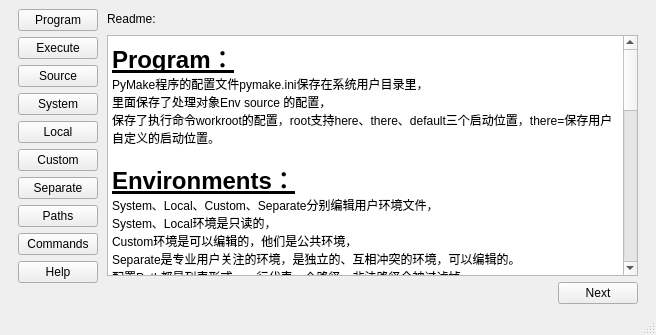
Before: the Qt Designer form tools/pyedit/mainwindow.ui in AbelTian/PyMake, drawn with Qt 5.
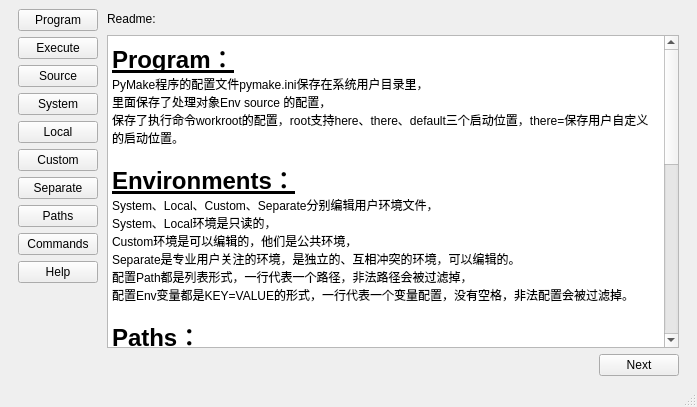
After: the same form once the commit is applied. The open tabs and pages were chosen to show the change.

Commit message: update pyedit window.

Patch:
```diff
--- a/tools/pyedit/mainwindow.ui
+++ b/tools/pyedit/mainwindow.ui
@@ -6,8 +6,8 @@
    <rect>
     <x>0</x>
     <y>0</y>
-    <width>618</width>
-    <height>335</height>
+    <width>697</width>
+    <height>407</height>
    </rect>
   </property>
   <property name="windowTitle">
@@ -1346,43 +1346,43 @@
            <string>&lt;!DOCTYPE HTML PUBLIC &quot;-//W3C//DTD HTML 4.0//EN&quot; &quot;http://www.w3.org/TR/REC-html40/strict.dtd&quot;&gt;
 &lt;html&gt;&lt;head&gt;&lt;meta name=&quot;qrichtext&quot; content=&quot;1&quot; /&gt;&lt;style type=&quot;text/css&quot;&gt;
 p, li { white-space: pre-wrap; }
-&lt;/style&gt;&lt;/head&gt;&lt;body style=&quot; font-family:'SimSun'; font-size:9pt; font-weight:400; font-style:normal;&quot;&gt;
-&lt;p style=&quot; margin-top:0px; margin-bottom:0px; margin-left:0px; margin-right:0px; -qt-block-indent:0; text-indent:0px;&quot;&gt;&lt;span style=&quot; font-size:18pt; font-weight:600; text-decoration: underline;&quot;&gt;Program：&lt;/span&gt;&lt;/p&gt;
-&lt;p style=&quot; margin-top:0px; margin-bottom:0px; margin-left:0px; margin-right:0px; -qt-block-indent:0; text-indent:0px;&quot;&gt;PyMake程序的配置文件pymake.ini保存在系统用户目录里，&lt;/p&gt;
-&lt;p style=&quot; margin-top:0px; margin-bottom:0px; margin-left:0px; margin-right:0px; -qt-block-indent:0; text-indent:0px;&quot;&gt;里面保存了处理对象Env source 的配置，&lt;/p&gt;
-&lt;p style=&quot; margin-top:0px; margin-bottom:0px; margin-left:0px; margin-right:0px; -qt-block-indent:0; text-indent:0px;&quot;&gt;保存了执行命令workroot的配置，root支持here、there、default三个启动位置，there=保存用户自定义的启动位置。&lt;/p&gt;
-&lt;p style=&quot;-qt-paragraph-type:empty; margin-top:0px; margin-bottom:0px; margin-left:0px; margin-right:0px; -qt-block-indent:0; text-indent:0px;&quot;&gt;&lt;br /&gt;&lt;/p&gt;
-&lt;p style=&quot; margin-top:0px; margin-bottom:0px; margin-left:0px; margin-right:0px; -qt-block-indent:0; text-indent:0px;&quot;&gt;&lt;span style=&quot; font-size:18pt; font-weight:600; text-decoration: underline;&quot;&gt;Environments：&lt;/span&gt;&lt;/p&gt;
-&lt;p style=&quot; margin-top:0px; margin-bottom:0px; margin-left:0px; margin-right:0px; -qt-block-indent:0; text-indent:0px;&quot;&gt;System、Local、Custom、Separate分别编辑用户环境文件，&lt;/p&gt;
-&lt;p style=&quot; margin-top:0px; margin-bottom:0px; margin-left:0px; margin-right:0px; -qt-block-indent:0; text-indent:0px;&quot;&gt;System、Local环境是只读的，&lt;/p&gt;
-&lt;p style=&quot; margin-top:0px; margin-bottom:0px; margin-left:0px; margin-right:0px; -qt-block-indent:0; text-indent:0px;&quot;&gt;Custom环境是可以编辑的，他们是公共环境，&lt;/p&gt;
-&lt;p style=&quot; margin-top:0px; margin-bottom:0px; margin-left:0px; margin-right:0px; -qt-block-indent:0; text-indent:0px;&quot;&gt;Separate是专业用户关注的环境，是独立的、互相冲突的环境，可以编辑的。&lt;/p&gt;
-&lt;p style=&quot; margin-top:0px; margin-bottom:0px; margin-left:0px; margin-right:0px; -qt-block-indent:0; text-indent:0px;&quot;&gt;配置Path都是列表形式，一行代表一个路径，非法路径会被过滤掉，&lt;/p&gt;
-&lt;p style=&quot; margin-top:0px; margin-bottom:0px; margin-left:0px; margin-right:0px; -qt-block-indent:0; text-indent:0px;&quot;&gt;配置Env变量都是KEY=VALUE的形式，一行代表一个变量配置，没有空格，非法配置会被过滤掉。&lt;/p&gt;
-&lt;p style=&quot;-qt-paragraph-type:empty; margin-top:0px; margin-bottom:0px; margin-left:0px; margin-right:0px; -qt-block-indent:0; text-indent:0px;&quot;&gt;&lt;br /&gt;&lt;/p&gt;
-&lt;p style=&quot; margin-top:0px; margin-bottom:0px; margin-left:0px; margin-right:0px; -qt-block-indent:0; text-indent:0px;&quot;&gt;&lt;span style=&quot; font-size:18pt; font-weight:600; text-decoration: underline;&quot;&gt;Paths：&lt;/span&gt;&lt;/p&gt;
-&lt;p style=&quot; margin-top:0px; margin-bottom:0px; margin-left:0px; margin-right:0px; -qt-block-indent:0; text-indent:0px;&quot;&gt;编辑用户电脑上的命名的路径，&lt;/p&gt;
-&lt;p style=&quot; margin-top:0px; margin-bottom:0px; margin-left:0px; margin-right:0px; -qt-block-indent:0; text-indent:0px;&quot;&gt;用户把常用的工具路径全都命名列举到这里，在Environ/Command的配置里都可以使用。&lt;/p&gt;
-&lt;p style=&quot; margin-top:0px; margin-bottom:0px; margin-left:0px; margin-right:0px; -qt-block-indent:0; text-indent:0px;&quot;&gt;用户不必在乎格式，程序会对Key=Value等号两侧去头尾空格处理，${xxx}向上逐个引用。&lt;/p&gt;
-&lt;p style=&quot;-qt-paragraph-type:empty; margin-top:0px; margin-bottom:0px; margin-left:0px; margin-right:0px; -qt-block-indent:0; text-indent:0px;&quot;&gt;&lt;br /&gt;&lt;/p&gt;
-&lt;p style=&quot; margin-top:0px; margin-bottom:0px; margin-left:0px; margin-right:0px; -qt-block-indent:0; text-indent:0px;&quot;&gt;&lt;span style=&quot; font-size:18pt; font-weight:600; text-decoration: underline;&quot;&gt;Commands：&lt;/span&gt;&lt;/p&gt;
-&lt;p style=&quot; margin-top:0px; margin-bottom:0px; margin-left:0px; margin-right:0px; -qt-block-indent:0; text-indent:0px;&quot;&gt;编辑用户环境文件里保存的简短、通用命令，写这个编辑器，主要就是为了编辑这些命令。&lt;/p&gt;
-&lt;p style=&quot; margin-top:0px; margin-bottom:0px; margin-left:0px; margin-right:0px; -qt-block-indent:0; text-indent:0px;&quot;&gt;用户可以查看、新建、删除、修改命令，当即生效。&lt;/p&gt;
-&lt;p style=&quot; margin-top:0px; margin-bottom:0px; margin-left:0px; margin-right:0px; -qt-block-indent:0; text-indent:0px;&quot;&gt;新建命令，会通过用户输入的CmdName在选中位置前边新建一个，会直接保存到文件，&lt;/p&gt;
-&lt;p style=&quot; margin-top:0px; margin-bottom:0px; margin-left:0px; margin-right:0px; -qt-block-indent:0; text-indent:0px;&quot;&gt;删除命令，会根据用户输入的CmdName，删除Item然后选中下一个Item，会直接保存到文件，&lt;/p&gt;
-&lt;p style=&quot; margin-top:0px; margin-bottom:0px; margin-left:0px; margin-right:0px; -qt-block-indent:0; text-indent:0px;&quot;&gt;修改命令内容必须点击Save才会保存到文件，支持CTRL-S保存。&lt;/p&gt;
-&lt;p style=&quot;-qt-paragraph-type:empty; margin-top:0px; margin-bottom:0px; margin-left:0px; margin-right:0px; -qt-block-indent:0; text-indent:0px;&quot;&gt;&lt;br /&gt;&lt;/p&gt;
-&lt;p style=&quot;-qt-paragraph-type:empty; margin-top:0px; margin-bottom:0px; margin-left:0px; margin-right:0px; -qt-block-indent:0; text-indent:0px;&quot;&gt;&lt;br /&gt;&lt;/p&gt;
-&lt;p style=&quot; margin-top:0px; margin-bottom:0px; margin-left:0px; margin-right:0px; -qt-block-indent:0; text-indent:0px;&quot;&gt;                                  &lt;span style=&quot; font-size:24pt;&quot;&gt;PyMake简介&lt;/span&gt;&lt;/p&gt;
-&lt;p style=&quot; margin-top:0px; margin-bottom:0px; margin-left:0px; margin-right:0px; -qt-block-indent:0; text-indent:0px;&quot;&gt;    把用户的冲突环境保存在环境文件里。&lt;/p&gt;
-&lt;p style=&quot; margin-top:0px; margin-bottom:0px; margin-left:0px; margin-right:0px; -qt-block-indent:0; text-indent:0px;&quot;&gt;    这是PyMake设计的初衷，本地公共环境的加入、自定义公共环境的加入，&lt;/p&gt;
-&lt;p style=&quot; margin-top:0px; margin-bottom:0px; margin-left:0px; margin-right:0px; -qt-block-indent:0; text-indent:0px;&quot;&gt;都是对系统环境的补充需要而加入的，并且后来为了执行方便，加入了执行功能、实时环境执行功能。&lt;/p&gt;
-&lt;p style=&quot; margin-top:0px; margin-bottom:0px; margin-left:0px; margin-right:0px; -qt-block-indent:0; text-indent:0px;&quot;&gt;    PyMake是对用户环境文件处理的程序。由于在环境文件中引入了脚本的概念，&lt;/p&gt;
-&lt;p style=&quot; margin-top:0px; margin-bottom:0px; margin-left:0px; margin-right:0px; -qt-block-indent:0; text-indent:0px;&quot;&gt;用户很方便的把自己常用的命令保存进来，利用PyEdit，一边查看、修改命令，一边在终端执行命令。&lt;/p&gt;
-&lt;p style=&quot; margin-top:0px; margin-bottom:0px; margin-left:0px; margin-right:0px; -qt-block-indent:0; text-indent:0px;&quot;&gt;    PyMake帮助用户有效的实现半自动化管理电子计算机的任务过程。用户只需要敲击自定义的命令，&lt;/p&gt;
-&lt;p style=&quot; margin-top:0px; margin-bottom:0px; margin-left:0px; margin-right:0px; -qt-block-indent:0; text-indent:0px;&quot;&gt;内部就可以进行反复的、不间断的执行。用户制定的多项并行任务，从出发到结束，敲击一次命令就可以完成。&lt;/p&gt;
-&lt;p style=&quot; margin-top:0px; margin-bottom:0px; margin-left:0px; margin-right:0px; -qt-block-indent:0; text-indent:0px;&quot;&gt;    PyMake是本地化的，用户通过PyMake操作电子计算机本地环境。&lt;/p&gt;
-&lt;p style=&quot;-qt-paragraph-type:empty; margin-top:0px; margin-bottom:0px; margin-left:0px; margin-right:0px; -qt-block-indent:0; text-indent:0px;&quot;&gt;&lt;br /&gt;&lt;/p&gt;&lt;/body&gt;&lt;/html&gt;</string>
+&lt;/style&gt;&lt;/head&gt;&lt;body style=&quot; font-family:'.SF NS Text'; font-size:13pt; font-weight:400; font-style:normal;&quot;&gt;
+&lt;p style=&quot; margin-top:0px; margin-bottom:0px; margin-left:0px; margin-right:0px; -qt-block-indent:0; text-indent:0px;&quot;&gt;&lt;span style=&quot; font-family:'SimSun'; font-size:18pt; font-weight:600; text-decoration: underline;&quot;&gt;Program：&lt;/span&gt;&lt;/p&gt;
+&lt;p style=&quot; margin-top:0px; margin-bottom:0px; margin-left:0px; margin-right:0px; -qt-block-indent:0; text-indent:0px;&quot;&gt;&lt;span style=&quot; font-family:'SimSun'; font-size:9pt;&quot;&gt;PyMake程序的配置文件pymake.ini保存在系统用户目录里，&lt;/span&gt;&lt;/p&gt;
+&lt;p style=&quot; margin-top:0px; margin-bottom:0px; margin-left:0px; margin-right:0px; -qt-block-indent:0; text-indent:0px;&quot;&gt;&lt;span style=&quot; font-family:'SimSun'; font-size:9pt;&quot;&gt;里面保存了处理对象Env source 的配置，&lt;/span&gt;&lt;/p&gt;
+&lt;p style=&quot; margin-top:0px; margin-bottom:0px; margin-left:0px; margin-right:0px; -qt-block-indent:0; text-indent:0px;&quot;&gt;&lt;span style=&quot; font-family:'SimSun'; font-size:9pt;&quot;&gt;保存了执行命令workroot的配置，root支持here、there、default三个启动位置，there=保存用户自定义的启动位置。&lt;/span&gt;&lt;/p&gt;
+&lt;p style=&quot;-qt-paragraph-type:empty; margin-top:0px; margin-bottom:0px; margin-left:0px; margin-right:0px; -qt-block-indent:0; text-indent:0px; font-family:'SimSun'; font-size:9pt;&quot;&gt;&lt;br /&gt;&lt;/p&gt;
+&lt;p style=&quot; margin-top:0px; margin-bottom:0px; margin-left:0px; margin-right:0px; -qt-block-indent:0; text-indent:0px;&quot;&gt;&lt;span style=&quot; font-family:'SimSun'; font-size:18pt; font-weight:600; text-decoration: underline;&quot;&gt;Environments：&lt;/span&gt;&lt;/p&gt;
+&lt;p style=&quot; margin-top:0px; margin-bottom:0px; margin-left:0px; margin-right:0px; -qt-block-indent:0; text-indent:0px;&quot;&gt;&lt;span style=&quot; font-family:'SimSun'; font-size:9pt;&quot;&gt;System、Local、Custom、Separate分别编辑用户环境文件，&lt;/span&gt;&lt;/p&gt;
+&lt;p style=&quot; margin-top:0px; margin-bottom:0px; margin-left:0px; margin-right:0px; -qt-block-indent:0; text-indent:0px;&quot;&gt;&lt;span style=&quot; font-family:'SimSun'; font-size:9pt;&quot;&gt;System、Local环境是只读的，&lt;/span&gt;&lt;/p&gt;
+&lt;p style=&quot; margin-top:0px; margin-bottom:0px; margin-left:0px; margin-right:0px; -qt-block-indent:0; text-indent:0px;&quot;&gt;&lt;span style=&quot; font-family:'SimSun'; font-size:9pt;&quot;&gt;Custom环境是可以编辑的，他们是公共环境，&lt;/span&gt;&lt;/p&gt;
+&lt;p style=&quot; margin-top:0px; margin-bottom:0px; margin-left:0px; margin-right:0px; -qt-block-indent:0; text-indent:0px;&quot;&gt;&lt;span style=&quot; font-family:'SimSun'; font-size:9pt;&quot;&gt;Separate是专业用户关注的环境，是独立的、互相冲突的环境，可以编辑的。&lt;/span&gt;&lt;/p&gt;
+&lt;p style=&quot; margin-top:0px; margin-bottom:0px; margin-left:0px; margin-right:0px; -qt-block-indent:0; text-indent:0px;&quot;&gt;&lt;span style=&quot; font-family:'SimSun'; font-size:9pt;&quot;&gt;配置Path都是列表形式，一行代表一个路径，非法路径会被过滤掉，&lt;/span&gt;&lt;/p&gt;
+&lt;p style=&quot; margin-top:0px; margin-bottom:0px; margin-left:0px; margin-right:0px; -qt-block-indent:0; text-indent:0px;&quot;&gt;&lt;span style=&quot; font-family:'SimSun'; font-size:9pt;&quot;&gt;配置Env变量都是KEY=VALUE的形式，一行代表一个变量配置，没有空格，非法配置会被过滤掉。&lt;/span&gt;&lt;/p&gt;
+&lt;p style=&quot;-qt-paragraph-type:empty; margin-top:0px; margin-bottom:0px; margin-left:0px; margin-right:0px; -qt-block-indent:0; text-indent:0px; font-family:'SimSun'; font-size:9pt;&quot;&gt;&lt;br /&gt;&lt;/p&gt;
+&lt;p style=&quot; margin-top:0px; margin-bottom:0px; margin-left:0px; margin-right:0px; -qt-block-indent:0; text-indent:0px;&quot;&gt;&lt;span style=&quot; font-family:'SimSun'; font-size:18pt; font-weight:600; text-decoration: underline;&quot;&gt;Paths：&lt;/span&gt;&lt;/p&gt;
+&lt;p style=&quot; margin-top:0px; margin-bottom:0px; margin-left:0px; margin-right:0px; -qt-block-indent:0; text-indent:0px;&quot;&gt;&lt;span style=&quot; font-family:'SimSun'; font-size:9pt;&quot;&gt;编辑用户电脑上的命名的路径，&lt;/span&gt;&lt;/p&gt;
+&lt;p style=&quot; margin-top:0px; margin-bottom:0px; margin-left:0px; margin-right:0px; -qt-block-indent:0; text-indent:0px;&quot;&gt;&lt;span style=&quot; font-family:'SimSun'; font-size:9pt;&quot;&gt;用户把常用的工具路径全都命名列举到这里，在Environ/Command的配置里都可以使用。&lt;/span&gt;&lt;/p&gt;
+&lt;p style=&quot; margin-top:0px; margin-bottom:0px; margin-left:0px; margin-right:0px; -qt-block-indent:0; text-indent:0px;&quot;&gt;&lt;span style=&quot; font-family:'SimSun'; font-size:9pt;&quot;&gt;用户不必在乎格式，程序会对Key=Value等号两侧去头尾空格处理，${xxx}向上逐个引用。&lt;/span&gt;&lt;/p&gt;
+&lt;p style=&quot;-qt-paragraph-type:empty; margin-top:0px; margin-bottom:0px; margin-left:0px; margin-right:0px; -qt-block-indent:0; text-indent:0px; font-family:'SimSun'; font-size:9pt;&quot;&gt;&lt;br /&gt;&lt;/p&gt;
+&lt;p style=&quot; margin-top:0px; margin-bottom:0px; margin-left:0px; margin-right:0px; -qt-block-indent:0; text-indent:0px;&quot;&gt;&lt;span style=&quot; font-family:'SimSun'; font-size:18pt; font-weight:600; text-decoration: underline;&quot;&gt;Commands：&lt;/span&gt;&lt;/p&gt;
+&lt;p style=&quot; margin-top:0px; margin-bottom:0px; margin-left:0px; margin-right:0px; -qt-block-indent:0; text-indent:0px;&quot;&gt;&lt;span style=&quot; font-family:'SimSun'; font-size:9pt;&quot;&gt;编辑用户环境文件里保存的简短、通用命令，写这个编辑器，主要就是为了编辑这些命令。&lt;/span&gt;&lt;/p&gt;
+&lt;p style=&quot; margin-top:0px; margin-bottom:0px; margin-left:0px; margin-right:0px; -qt-block-indent:0; text-indent:0px;&quot;&gt;&lt;span style=&quot; font-family:'SimSun'; font-size:9pt;&quot;&gt;用户可以查看、新建、删除、修改命令，当即生效。&lt;/span&gt;&lt;/p&gt;
+&lt;p style=&quot; margin-top:0px; margin-bottom:0px; margin-left:0px; margin-right:0px; -qt-block-indent:0; text-indent:0px;&quot;&gt;&lt;span style=&quot; font-family:'SimSun'; font-size:9pt;&quot;&gt;新建命令，会通过用户输入的CmdName在选中位置前边新建一个，会直接保存到文件，&lt;/span&gt;&lt;/p&gt;
+&lt;p style=&quot; margin-top:0px; margin-bottom:0px; margin-left:0px; margin-right:0px; -qt-block-indent:0; text-indent:0px;&quot;&gt;&lt;span style=&quot; font-family:'SimSun'; font-size:9pt;&quot;&gt;删除命令，会根据用户输入的CmdName，删除Item然后选中下一个Item，会直接保存到文件，&lt;/span&gt;&lt;/p&gt;
+&lt;p style=&quot; margin-top:0px; margin-bottom:0px; margin-left:0px; margin-right:0px; -qt-block-indent:0; text-indent:0px;&quot;&gt;&lt;span style=&quot; font-family:'SimSun'; font-size:9pt;&quot;&gt;修改命令内容必须点击Save才会保存到文件，支持CTRL-S保存。&lt;/span&gt;&lt;/p&gt;
+&lt;p style=&quot;-qt-paragraph-type:empty; margin-top:0px; margin-bottom:0px; margin-left:0px; margin-right:0px; -qt-block-indent:0; text-indent:0px; font-family:'SimSun'; font-size:9pt;&quot;&gt;&lt;br /&gt;&lt;/p&gt;
+&lt;p style=&quot;-qt-paragraph-type:empty; margin-top:0px; margin-bottom:0px; margin-left:0px; margin-right:0px; -qt-block-indent:0; text-indent:0px; font-family:'SimSun'; font-size:9pt;&quot;&gt;&lt;br /&gt;&lt;/p&gt;
+&lt;p style=&quot; margin-top:0px; margin-bottom:0px; margin-left:0px; margin-right:0px; -qt-block-indent:0; text-indent:0px;&quot;&gt;&lt;span style=&quot; font-family:'SimSun'; font-size:9pt;&quot;&gt;                                  &lt;/span&gt;&lt;span style=&quot; font-family:'SimSun'; font-size:24pt;&quot;&gt;PyMake简介&lt;/span&gt;&lt;/p&gt;
+&lt;p style=&quot; margin-top:0px; margin-bottom:0px; margin-left:0px; margin-right:0px; -qt-block-indent:0; text-indent:0px;&quot;&gt;&lt;span style=&quot; font-family:'SimSun'; font-size:9pt;&quot;&gt;    把用户的冲突环境保存在环境文件里。&lt;/span&gt;&lt;/p&gt;
+&lt;p style=&quot; margin-top:0px; margin-bottom:0px; margin-left:0px; margin-right:0px; -qt-block-indent:0; text-indent:0px;&quot;&gt;&lt;span style=&quot; font-family:'SimSun'; font-size:9pt;&quot;&gt;    这是PyMake设计的初衷，本地公共环境的加入、自定义公共环境的加入，&lt;/span&gt;&lt;/p&gt;
+&lt;p style=&quot; margin-top:0px; margin-bottom:0px; margin-left:0px; margin-right:0px; -qt-block-indent:0; text-indent:0px;&quot;&gt;&lt;span style=&quot; font-family:'SimSun'; font-size:9pt;&quot;&gt;都是对系统环境的补充需要而加入的，并且后来为了执行方便，加入了执行功能、实时环境执行功能。&lt;/span&gt;&lt;/p&gt;
+&lt;p style=&quot; margin-top:0px; margin-bottom:0px; margin-left:0px; margin-right:0px; -qt-block-indent:0; text-indent:0px;&quot;&gt;&lt;span style=&quot; font-family:'SimSun'; font-size:9pt;&quot;&gt;    PyMake是对用户环境文件处理的程序。由于在环境文件中引入了脚本的概念，&lt;/span&gt;&lt;/p&gt;
+&lt;p style=&quot; margin-top:0px; margin-bottom:0px; margin-left:0px; margin-right:0px; -qt-block-indent:0; text-indent:0px;&quot;&gt;&lt;span style=&quot; font-family:'SimSun'; font-size:9pt;&quot;&gt;用户很方便的把自己常用的命令保存进来，利用PyEdit，一边查看、修改命令，一边在终端执行命令。&lt;/span&gt;&lt;/p&gt;
+&lt;p style=&quot; margin-top:0px; margin-bottom:0px; margin-left:0px; margin-right:0px; -qt-block-indent:0; text-indent:0px;&quot;&gt;&lt;span style=&quot; font-family:'SimSun'; font-size:9pt;&quot;&gt;    PyMake帮助用户有效的实现半自动化管理电子计算机的任务过程。用户只需要敲击自定义的命令，&lt;/span&gt;&lt;/p&gt;
+&lt;p style=&quot; margin-top:0px; margin-bottom:0px; margin-left:0px; margin-right:0px; -qt-block-indent:0; text-indent:0px;&quot;&gt;&lt;span style=&quot; font-family:'SimSun'; font-size:9pt;&quot;&gt;内部就可以进行反复的、不间断的执行。用户制定的多项并行任务，从出发到结束，敲击一次命令就可以完成。&lt;/span&gt;&lt;/p&gt;
+&lt;p style=&quot; margin-top:0px; margin-bottom:0px; margin-left:0px; margin-right:0px; -qt-block-indent:0; text-indent:0px;&quot;&gt;&lt;span style=&quot; font-family:'SimSun'; font-size:9pt;&quot;&gt;    PyMake是本地化的，用户通过PyMake操作电子计算机本地环境。&lt;/span&gt;&lt;/p&gt;
+&lt;p style=&quot;-qt-paragraph-type:empty; margin-top:0px; margin-bottom:0px; margin-left:0px; margin-right:0px; -qt-block-indent:0; text-indent:0px; font-family:'SimSun'; font-size:9pt;&quot;&gt;&lt;br /&gt;&lt;/p&gt;&lt;/body&gt;&lt;/html&gt;</string>
           </property>
          </widget>
         </item>
```
Left out of the diff: 93 changed lines with no effect on the pictures. The commit also changes 1 other file.
